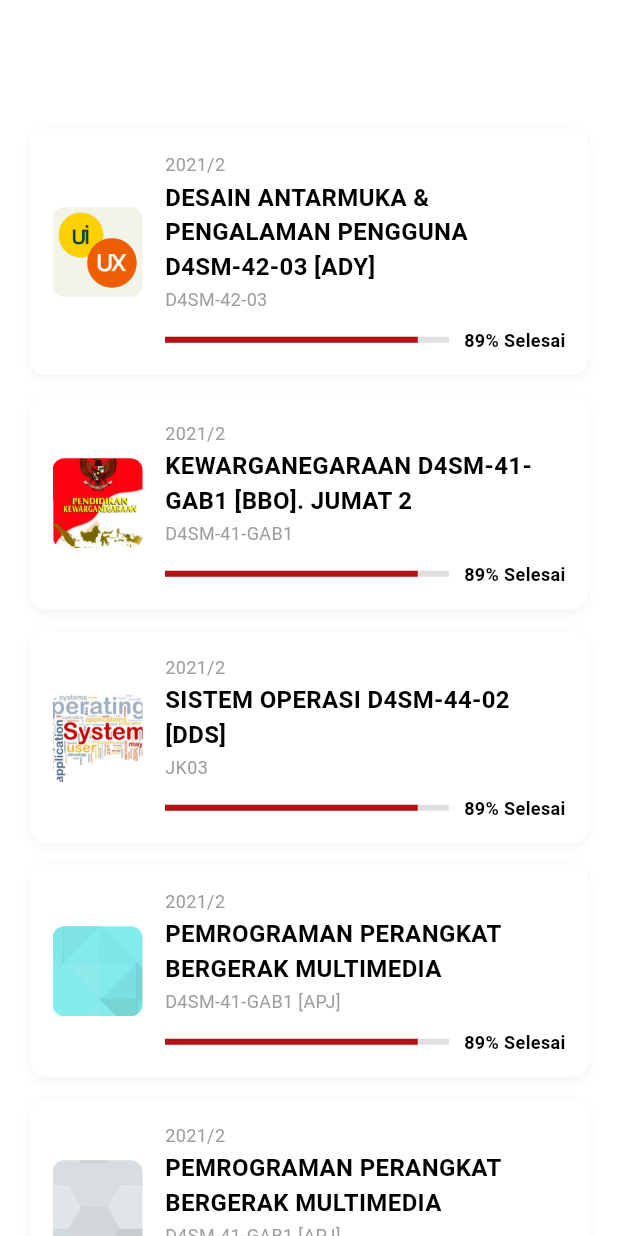
After one commit to annasyaroh383-creator/LMS, a Flutter app: the ClassScreen screen opened directly, on a phone screen of 412 x 824 dp. The commit adds this screen. Run offline on Flutter 3.47's test engine with Material 3 defaults, Android fonts, the phone set to English and light mode, and no system bars; Roboto replaces fonts that are missing (Poppins).

Commit message:
menambah screen kelas saya dan notifikasi

```diff
--- /dev/null
+++ b/lib/screens/class/class_screen.dart
@@ -0,0 +1,210 @@
+import 'package:flutter/material.dart';
+
+class ClassScreen extends StatefulWidget {
+  const ClassScreen({super.key});
+
+  @override
+  State<ClassScreen> createState() => _ClassScreenState();
+}
+
+class _ClassScreenState extends State<ClassScreen> {
+  @override
+  Widget build(BuildContext context) {
+    return Scaffold(
+      backgroundColor: Colors.white,
+      appBar: AppBar(
+        backgroundColor: Colors.white,
+
+        centerTitle: true,
+        elevation: 0,
+        iconTheme: const IconThemeData(color: Colors.white),
+      ),
+      body: SafeArea(
+        child: SingleChildScrollView(
+          child: Column(
+            crossAxisAlignment: CrossAxisAlignment.start,
+            children: [
+              const SizedBox(height: 30),
+
+              // Class Progress List (same design as home screen)
+              _buildClassProgressList(),
+            ],
+          ),
+        ),
+      ),
+    );
+  }
+
+  Widget _buildClassProgressList() {
+    return Padding(
+      padding: const EdgeInsets.symmetric(horizontal: 20),
+      child: Column(
+        crossAxisAlignment: CrossAxisAlignment.start,
+        children: [
+          _buildClassItem(
+            'assets/images/logo1.png',
+            '2021/2',
+            'DESAIN ANTARMUKA & PENGALAMAN PENGGUNA D4SM-42-03 [ADY]',
+            'D4SM-42-03',
+          ),
+          const SizedBox(height: 15),
+          _buildClassItem(
+            'assets/images/logo2.jpg',
+            '2021/2',
+            'KEWARGANEGARAAN D4SM-41-GAB1 [BBO]. JUMAT 2',
+            'D4SM-41-GAB1',
+          ),
+          const SizedBox(height: 15),
+          _buildClassItem(
+            'assets/images/logo3.jpg',
+            '2021/2',
+            'SISTEM OPERASI D4SM-44-02 [DDS]',
+            'JK03',
+          ),
+          const SizedBox(height: 15),
+          _buildClassItem(
+            'assets/images/logo4.jpg',
+            '2021/2',
+            'PEMROGRAMAN PERANGKAT BERGERAK MULTIMEDIA',
+            'D4SM-41-GAB1 [APJ]',
+          ),
+          const SizedBox(height: 15),
+          _buildClassItem(
+            'assets/images/logo5.jpg',
+            '2021/2',
+            'PEMROGRAMAN PERANGKAT BERGERAK MULTIMEDIA',
+            'D4SM-41-GAB1 [APJ]',
+          ),
+          const SizedBox(height: 15),
+          _buildClassItem(
+            'assets/images/logo6.jpg',
+            '2021/2',
+            'BAHASA INGGRIS: BUSINESS AND SCIENTIFIC',
+            'D4SM-41-GAB1 [ARS]',
+          ),
+          const SizedBox(height: 15),
+          _buildClassItem(
+            'assets/images/logo7.jpg',
+            '2021/2',
+            'PEMROGRAMAN MULTIMEDIA INTERAKTIF',
+            'D4SM-43-04 [TPR]',
+          ),
+          const SizedBox(height: 15),
+          _buildClassItem(
+            'assets/images/logo8.jpg',
+            '2021/2',
+            'OLAH RAGA ',
+            'D3TT-44-02 [EYR]',
+          ),
+        ],
+      ),
+    );
+  }
+
+  Widget _buildClassItem(
+    String imagePath,
+    String year,
+    String courseName,
+    String classCode,
+  ) {
+    return GestureDetector(
+      onTap: () {
+        // TODO: Navigate to detailed class view
+        ScaffoldMessenger.of(context).showSnackBar(
+          SnackBar(
+            content: Text('Membuka kelas: $courseName'),
+            duration: const Duration(seconds: 1),
+          ),
+        );
+      },
+      child: Container(
+        padding: const EdgeInsets.all(15),
+        decoration: BoxDecoration(
+          color: Colors.white,
+          borderRadius: BorderRadius.circular(10),
+          boxShadow: [
+            BoxShadow(
+              color: Colors.black.withOpacity(0.05),
+              blurRadius: 5,
+              offset: const Offset(0, 2),
+            ),
+          ],
+        ),
+        child: Row(
+          children: [
+            Container(
+              width: 60,
+              height: 60,
+              decoration: BoxDecoration(
+                borderRadius: BorderRadius.circular(8),
+                image: DecorationImage(
+                  image: AssetImage(imagePath),
+                  fit: BoxFit.cover,
+                ),
+              ),
+            ),
+            const SizedBox(width: 15),
+            Expanded(
+              child: Column(
+                crossAxisAlignment: CrossAxisAlignment.start,
+                children: [
+                  Text(
+                    year,
+                    style: const TextStyle(
+                      color: Colors.grey,
+                      fontSize: 12,
+                      fontFamily: 'Poppins',
+                    ),
+                  ),
+                  const SizedBox(height: 2),
+                  Text(
+                    courseName,
+                    style: const TextStyle(
+                      color: Colors.black,
+                      fontSize: 16,
+                      fontWeight: FontWeight.bold,
+                      fontFamily: 'Poppins',
+                    ),
+                  ),
+                  const SizedBox(height: 2),
+                  Text(
+                    classCode,
+                    style: const TextStyle(
+                      color: Colors.grey,
+                      fontSize: 12,
+                      fontFamily: 'Poppins',
+                    ),
+                  ),
+                  const SizedBox(height: 10),
+                  Row(
+                    children: [
+                      Expanded(
+                        child: LinearProgressIndicator(
+                          value: 0.89,
+                          backgroundColor: Colors.grey[300],
+                          valueColor: const AlwaysStoppedAnimation<Color>(
+                            Color(0xFFB21312),
+                          ),
+                        ),
+                      ),
+                      const SizedBox(width: 10),
+                      const Text(
+                        '89% Selesai',
+                        style: TextStyle(
+                          color: Colors.black,
+                          fontSize: 12,
+                          fontWeight: FontWeight.bold,
+                          fontFamily: 'Poppins',
+                        ),
+                      ),
+                    ],
+                  ),
+                ],
+              ),
+            ),
+          ],
+        ),
+      ),
+    );
+  }
+}
--- a/pubspec.yaml
+++ b/pubspec.yaml
@@ -61,6 +61,7 @@ flutter:
     - assets/images/
     - assets/logo_celoe.png
     - assets/building_image.png
+    - assets/images/ic_speaker.png
 
   # An image asset can refer to one or more resolution-specific "variants", see
   # https://flutter.dev/to/resolution-aware-images
```
Also changed, not shown: lib/screens/auth/login_screen.dart (+40 -39 lines), lib/screens/home/home_screen.dart (+23 -1 lines), lib/screens/notifications/notifications_screen.dart (+122 -0 lines), assets/images/ic_speaker.png (added), assets/logo_celoe.png.
